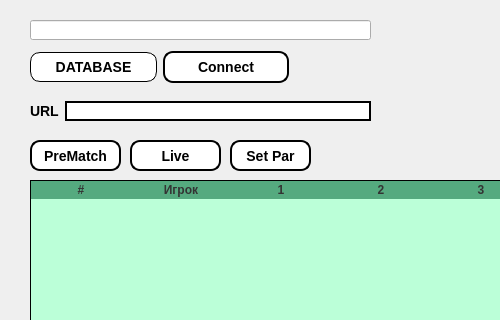
The window that window.ui (biggvladik/GrabberGolf) describes before a commit, drawn with Qt 5; both pictures show x 0 to 500 and y 0 to 320 of the 1018 by 811 pixel window.
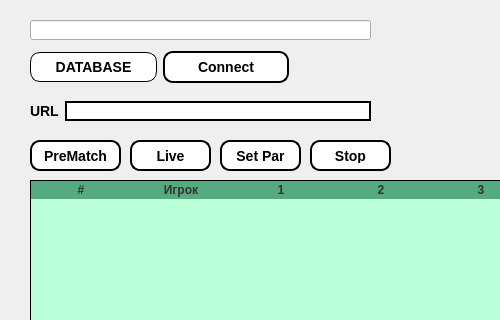
The same window after the commit.

```diff
--- a/window.ui
+++ b/window.ui
@@ -81,7 +81,7 @@
      <rect>
       <x>130</x>
       <y>140</y>
-      <width>91</width>
+      <width>81</width>
       <height>31</height>
      </rect>
     </property>
@@ -212,7 +212,7 @@
    <widget class="QPushButton" name="pushButton_4">
     <property name="geometry">
      <rect>
-      <x>230</x>
+      <x>220</x>
       <y>140</y>
       <width>81</width>
       <height>31</height>
@@ -500,6 +500,40 @@
      <string>ZaezdMaps</string>
     </property>
    </widget>
+   <widget class="QPushButton" name="pushButton_8">
+    <property name="enabled">
+     <bool>true</bool>
+    </property>
+    <property name="geometry">
+     <rect>
+      <x>310</x>
+      <y>140</y>
+      <width>81</width>
+      <height>31</height>
+     </rect>
+    </property>
+    <property name="styleSheet">
+     <string notr="true">QPushButton#pushButton_8 {
+    border-style: outset;
+    border-width: 2px;
+    border-radius: 10px;
+    border-color: black;
+    font: bold 14px;
+    padding: 6px;
+	background-color: white;
+}
+QPushButton#pushButton_8:hover {
+  background-color: #e7e7e7;
+}
+
+
+    	
+</string>
+    </property>
+    <property name="text">
+     <string>Stop</string>
+    </property>
+   </widget>
   </widget>
   <widget class="QStatusBar" name="statusbar"/>
  </widget>
```
